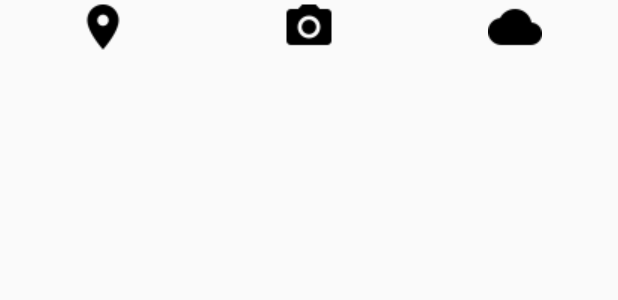
After one commit to JamesStudd/Scrapbook-Public, an Android app: the layout make_bottom.xml on its own in the app's theme, with its tools: preview values and no code run, on a phone screen of 412 x 824 dp. The commit adds this screen. Shown: the top 300 px of the screen. Run offline under Robolectric (Android 15) with nearby library versions, the phone set to English and light mode, and no system bars.

Commit message:
End of day submit, tried adding bottom navigation bar onto make adventure activity and made a calendar button on the top right, but it crashes the activity on my screen

```diff
--- a/app/src/main/res/layout/activity_home_screen.xml
+++ b/app/src/main/res/layout/activity_home_screen.xml
@@ -86,7 +86,7 @@
         android:id="@+id/nv1"
         app:menu="@menu/navigation_menu"
         android:layout_gravity="start"
-        app:headerLayout="@layout/navigation_header">+
+        app:headerLayout="@layout/navigation_header">
     </android.support.design.widget.NavigationView>
 
 
--- /dev/null
+++ b/app/src/main/res/layout/make_bottom.xml
@@ -0,0 +1,37 @@
+<?xml version="1.0" encoding="utf-8"?>
+<LinearLayout xmlns:android="http://schemas.android.com/apk/res/android"
+    android:orientation="horizontal" android:layout_width="match_parent"
+    android:layout_height="match_parent"
+    android:weightSum="3">
+
+    <ImageButton
+        android:id="@+id/make_bottom_map"
+        android:title="Location"
+        android:layout_width="wrap_content"
+        android:layout_height="wrap_content"
+        android:layout_weight="1"
+        android:src="@drawable/ic_place_black_24dp"
+        android:background="@null"
+        />
+
+    <ImageButton
+        android:id="@+id/make_bottom_camera"
+        android:title="Camera"
+        android:layout_width="wrap_content"
+        android:layout_height="wrap_content"
+        android:layout_weight="1"
+        android:src="@drawable/ic_camera_alt_black_24dp"
+        android:background="@null"
+        />
+
+    <ImageButton
+        android:id="@+id/make_bottom_weather"
+        android:title="Weather"
+        android:layout_width="wrap_content"
+        android:layout_height="wrap_content"
+        android:layout_weight="1"
+        android:src="@drawable/ic_cloud_black_24dp"
+        android:background="@null"
+        />
+
+</LinearLayout>
```
Also changed, not shown: app/src/main/java/uk/ac/tees/p4136175/scrapbook/HomeScreen.java (+0 -8 lines), app/src/main/java/uk/ac/tees/p4136175/scrapbook/MakeAdventure.java (+71 -39 lines), app/src/main/res/layout/activity_make_adventure.xml (+29 -48 lines), app/src/main/res/menu/activity_make_actions.xml (added, +18 -0 lines), app/src/main/res/menu/make_bottom.xml (added, +34 -0 lines), app/src/main/res/menu/make_bottom_nav.xml (added, +19 -0 lines), app/src/main/res/drawable/ic_camera_alt_black_24dp.png (added), app/src/main/res/drawable/ic_cloud_black_24dp.png (added), app/src/main/res/drawable/ic_spellcheck_black_24dp.png (added).
